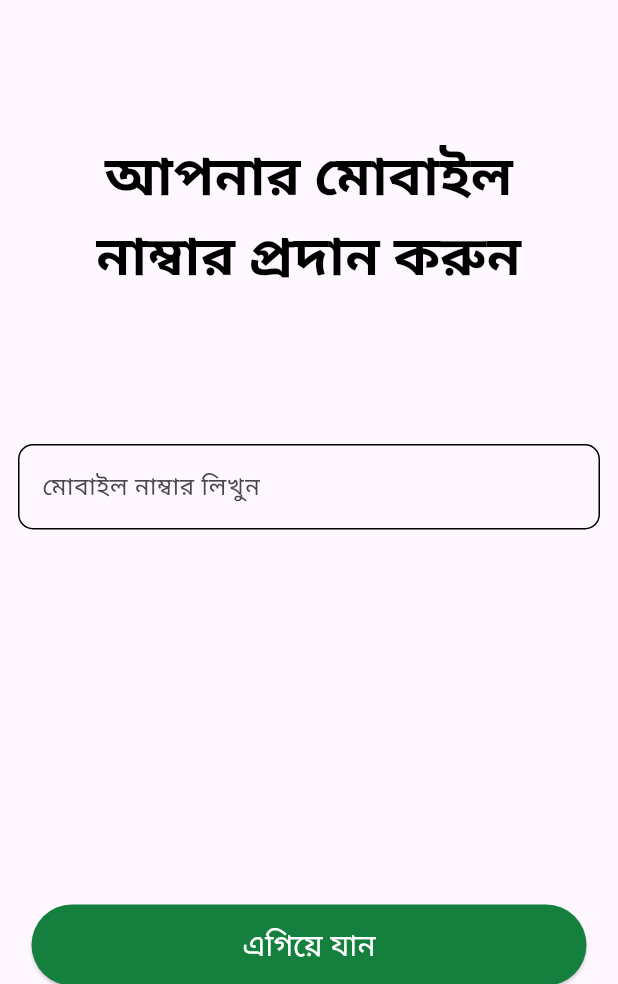
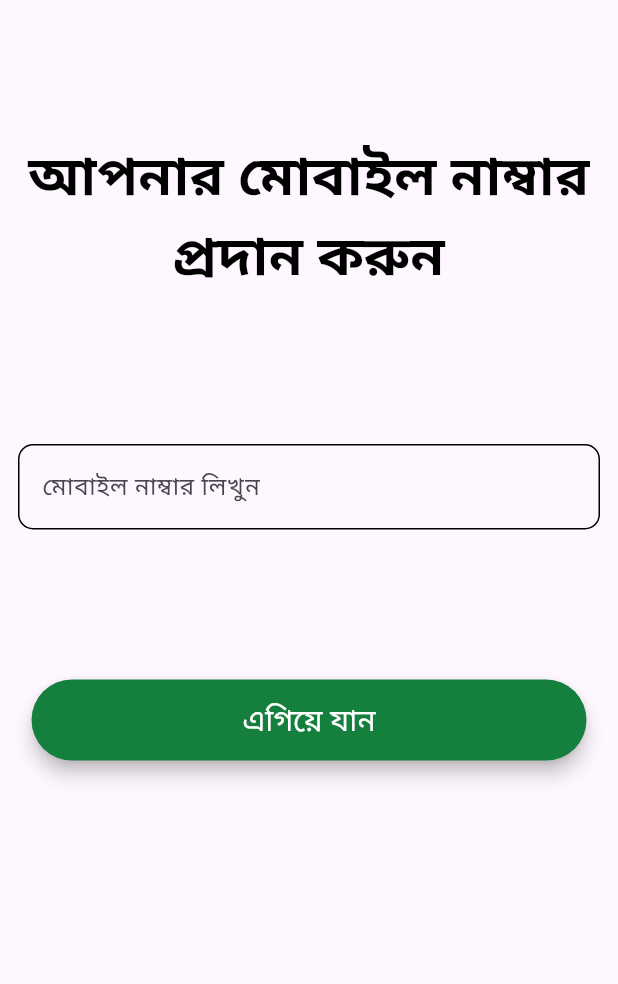
Before and after one commit to Istiaque123/CCMS-APP, a Flutter app: the MyHomeScreen screen opened directly, after a tap on "রেজিস্ট্রেশন", on a phone screen of 412 x 824 dp, the part 252-1236 px from its top. Run offline on Flutter 3.47's test engine with Material 3 defaults, Android fonts, the phone set to English and light mode, and no system bars; our stand-ins replace flutter_riverpod, pinput.

Commit message:
Working on phone num screen

```diff
--- /dev/null
+++ b/practice_one/lib/feature/common/hero_section.dart
@@ -0,0 +1,37 @@
+import 'package:flutter/material.dart';
+
+class HeroSection extends StatelessWidget {
+  final String heroMsg;
+  final double msgHeight;
+  const HeroSection({super.key, required this.heroMsg, required this.msgHeight});
+
+  @override
+  Widget build(BuildContext context) {
+    return Column(
+      mainAxisAlignment: MainAxisAlignment.center,
+      crossAxisAlignment: CrossAxisAlignment.center,
+      children: [
+        Center(
+          child: SizedBox(
+            width: 100,
+            height: 100,
+            child: Image.asset(
+              "assets/images/spalsh_logo.png",
+              fit: BoxFit.contain,
+            ),
+          ),
+        ),
+        SizedBox(height: msgHeight,),
+        Text(
+          heroMsg,
+          textAlign: TextAlign.center,
+            style: const TextStyle(
+              fontSize: 36,
+              fontWeight: FontWeight.w600,
+              color: Colors.black
+            ),
+        ),
+      ],
+    );
+  }
+}
--- /dev/null
+++ b/practice_one/lib/feature/common/navigator.dart
@@ -0,0 +1,13 @@
+import 'package:flutter/material.dart';
+
+void navigateReplacement(BuildContext context, Widget widget){
+  Navigator.of(context).pushReplacement(
+          MaterialPageRoute(builder: (context) => widget),
+          );
+}
+
+void navigatePush(BuildContext context, Widget widget){
+  Navigator.of(context).push(
+    MaterialPageRoute(builder: (context) => widget)
+    );
+}
--- a/practice_one/lib/main.dart
+++ b/practice_one/lib/main.dart
@@ -1,5 +1,6 @@
 import 'package:flutter/material.dart';
 import 'package:flutter_riverpod/flutter_riverpod.dart';
+import 'package:practice_one/pages/phone_num_reg_screen.dart';
 
 
 
@@ -24,7 +25,7 @@ class MyApp extends StatelessWidget {
         colorScheme: ColorScheme.fromSeed(seedColor: Colors.deepPurple),
         useMaterial3: true,
       ),
-      home: const SplashScreen(),
+      home: const PhoneNumRegScreen(),
     );
   }
 }
--- a/practice_one/lib/pages/my_home_screen.dart
+++ b/practice_one/lib/pages/my_home_screen.dart
@@ -1,4 +1,6 @@
 import 'package:flutter/material.dart';
+import 'package:practice_one/feature/common/hero_section.dart';
+import 'package:practice_one/feature/common/navigator.dart';
 import 'package:practice_one/feature/common/normal_btn.dart';
 import 'package:practice_one/pages/phone_num_reg_screen.dart';
 
@@ -23,38 +25,23 @@ class _MyHomeScreenState extends State<MyHomeScreen> {
         foregroundColor: Colors.green,
       ),
       body: SingleChildScrollView(
-        child: bodyWeiget(),
+        child: bodyWidget(),
       ),
     );
   }
 
-  Widget bodyWeiget(){
+// -------------------------------- Body Widget -----------------------
+  Widget bodyWidget(){
     return Container(
       padding: const EdgeInsets.all(12),
       child: Column(
         mainAxisAlignment: MainAxisAlignment.center,
         crossAxisAlignment: CrossAxisAlignment.center,
         children: [
-          Center(
-            child: SizedBox(
-              width: 100,
-              height: 100,
-              child: Image.asset(
-                "assets/images/spalsh_logo.png",
-                fit: BoxFit.contain,
-              ),
-            ),
-          ),
-          const SizedBox(height: 150,),
-          const Text(
-            'জাতীয় ভোক্তা অধিকার সংরক্ষন অধিদপ্তর',
-            textAlign: TextAlign.center,
-            style: TextStyle(
-              fontSize: 36,
-              fontWeight: FontWeight.w600,
-              color: Colors.black
-            ),
-            ),
+
+          const HeroSection(
+            heroMsg:'জাতীয় ভোক্তা অধিকার সংরক্ষন অধিদপ্তর',
+            msgHeight:  150),
             const SizedBox(
               height: 100,
             ),
@@ -66,7 +53,7 @@ class _MyHomeScreenState extends State<MyHomeScreen> {
               minimumSize: const Size(370, 0),
               elevation: 5,
               onPressed: (){
-                Navigator.push(context, PhoneNumRegScreen.route());
+                navigatePush(context, const PhoneNumRegScreen());
               }
               ),
               const SizedBox(height: 20,),
@@ -117,16 +104,16 @@ class _MyHomeScreenState extends State<MyHomeScreen> {
               ),
 
               const SizedBox(height: 15,),
-              // Padding(
-              //   padding: const EdgeInsets.only(bottom: 50),
-              //   child: button("লগইন",  Colors.white, Colors.black, true, (){}),
-              // ),
+
               NormalBtn(
                 btnName: "লগইন",
                 backgroundColor: Colors.white,
                 foregroundColor: Colors.black,
                 borderSide: true,
-                onPressed: (){}
+                onPressed: (){
+                  //----------------------------------------------------
+                    // Task to be done
+                }
                 ),
                 const SizedBox(height: 30,),
                 NormalBtn(
--- a/practice_one/lib/pages/phone_num_reg_screen.dart
+++ b/practice_one/lib/pages/phone_num_reg_screen.dart
@@ -1,24 +1,29 @@
 import 'package:flutter/material.dart';
-import 'package:pinput/pinput.dart';
-import 'package:practice_one/opt_reg_screen.dart';
+import 'package:flutter_riverpod/flutter_riverpod.dart';
+import 'package:practice_one/feature/common/hero_section.dart';
+import 'package:practice_one/feature/common/navigator.dart';
+import 'package:practice_one/feature/common/normal_btn.dart';
+import 'package:practice_one/pages/opt_reg_screen.dart';
+import 'package:practice_one/utils/normal%20provider/height_provider.dart';
 
-class PhoneNumRegScreen extends StatefulWidget {
+class PhoneNumRegScreen extends ConsumerStatefulWidget {
   const PhoneNumRegScreen({super.key});
 
-  // RouteSector
-  static route() => MaterialPageRoute(
-    builder: (context) => const PhoneNumRegScreen()
-    );
-// -----------------------------------
-
   @override
-  State<PhoneNumRegScreen> createState() => _PhoneNumRegScreenState();
+  ConsumerState<ConsumerStatefulWidget> createState() => _PhoneNumRegScreenState();
 }
 
-class _PhoneNumRegScreenState extends State<PhoneNumRegScreen> {
+class _PhoneNumRegScreenState extends ConsumerState<PhoneNumRegScreen> {
+
   final _formKey = GlobalKey<FormState>();
 
   final phoneTextEditorController = TextEditingController();
+
+  @override
+  void dispose() {
+    phoneTextEditorController.dispose();
+    super.dispose();
+  }
 
   @override
   Widget build(BuildContext context) {
@@ -27,12 +32,19 @@ class _PhoneNumRegScreenState extends State<PhoneNumRegScreen> {
         foregroundColor: Colors.green,
       ),
       body: SingleChildScrollView(
-        child: bodyWeiget(),
+        child: Consumer(
+          builder: (BuildContext context, WidgetRef ref, child) {
+
+            return bodyWidget(context, ref);
+          }
+          ),
+
       ),
     );
   }
 
-  Widget bodyWeiget() {
+  //--------------------------- Body Weidget ------
+  Widget bodyWidget(BuildContext context, WidgetRef ref) {
     return Container(
       padding: const EdgeInsets.all(12),
       child: Form(
@@ -41,30 +53,9 @@ class _PhoneNumRegScreenState extends State<PhoneNumRegScreen> {
           mainAxisAlignment: MainAxisAlignment.center,
           crossAxisAlignment: CrossAxisAlignment.center,
           children: [
-            Center(
-              child: SizedBox(
-                width: 100,
-                height: 100,
-                child: Image.asset(
-                  "assets/images/spalsh_logo.png",
-                  fit: BoxFit.contain,
-                ),
-              ),
-            ),
-            const SizedBox(
-              height: 90,
-            ),
-            const SizedBox(
-              width: 300,
-              child: Text(
-                'আপনার মোবাইল নাম্বার প্রদান করুন',
-                textAlign: TextAlign.center,
-                style: TextStyle(
-                    fontSize: 36,
-                    fontWeight: FontWeight.w600,
-                    color: Colors.black),
-              ),
-            ),
+            const HeroSection(
+              heroMsg: "আপনার মোবাইল নাম্বার প্রদান করুন",
+              msgHeight: 90),
             const SizedBox(
               height: 100,
             ),
@@ -96,28 +87,25 @@ class _PhoneNumRegScreenState extends State<PhoneNumRegScreen> {
                 ),
               ),
             ),
-            const SizedBox(
-              height: 250,
+            SizedBox(
+              height: ref.watch(bottomHeightProvider),
             ),
-            ElevatedButton(
-                onPressed: () {
-                  if (_formKey.currentState?.validate() ?? false) {
-                    Navigator.push(
-                        context,
-                        MaterialPageRoute(
-                            builder: (context) => const OptRegScreen()));
+            CustomBtn(
+              btnName:  "এগিয়ে যান",
+              backgroundColor: const Color(0xff15803D),
+              foregroundColor: Colors.white,
+              minimumSize: const Size(370, 0),
+              padding: const EdgeInsets.symmetric(vertical: 12),
+              elevation: 5,
+              onPressed: (){
+                if (_formKey.currentState?.validate() ?? false) {
+                    navigatePush(context, const OptRegScreen());
+                    return;
                   }
-                },
-                style: ElevatedButton.styleFrom(
-                    backgroundColor: const Color(0xff15803D),
-                    foregroundColor: Colors.white,
-                    minimumSize: const Size(370, 0),
-                    padding: const EdgeInsets.symmetric(vertical: 12)),
-                child: const Text(
-                  "এগিয়ে যান",
-                  style: TextStyle(fontSize: 20),
-                )),
-            const SizedBox(
+                  ref.read(bottomHeightProvider.notifier).state = 100;
+              }
+              ),
+             const SizedBox(
               height: 20,
             ),
           ],
@@ -126,25 +114,4 @@ class _PhoneNumRegScreenState extends State<PhoneNumRegScreen> {
     );
   }
 
-  // OTP Code
-  Widget otpPin(){
-    return Pinput(
-      length: 6,
-      defaultPinTheme: _defaultPinTheme,
-    );
-  }
-
-  final _defaultPinTheme = PinTheme(
-    width: 56,
-    height: 60,
-    textStyle: const TextStyle(
-      fontSize: 26,
-      color: Colors.grey,
-    ),
-     decoration: BoxDecoration(
-      color: Colors.grey.shade700,
-      borderRadius: BorderRadius.circular(10),
-      border: Border.all(color: Colors.transparent)
-     )
-  );
 }
--- /dev/null
+++ b/practice_one/lib/utils/normal provider/height_provider.dart
@@ -0,0 +1,5 @@
+import 'package:flutter_riverpod/flutter_riverpod.dart';
+
+final bottomHeightProvider = StateProvider<double>((ref) {
+  return 100;
+});
```
Also changed, not shown: practice_one/lib/pages/opt_reg_screen.dart (renamed from practice_one/lib/opt_reg_screen.dart, +5 -23 lines).
